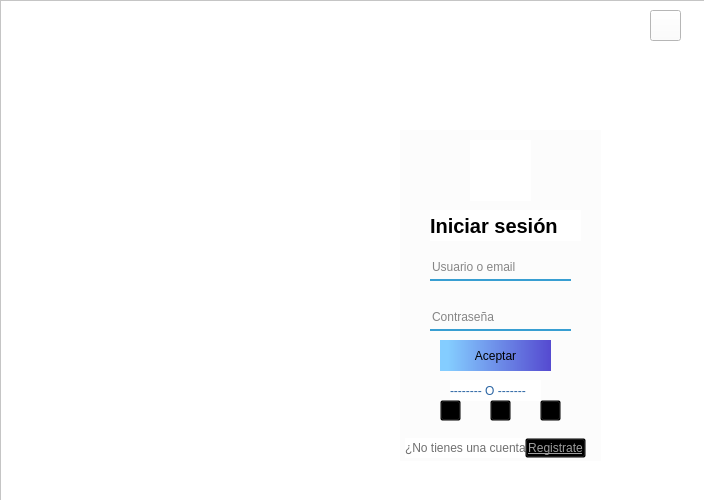
This is src/ui/login.ui in XMoraP/uniconnect as Qt 5 draws it before an edit. The edited form follows.
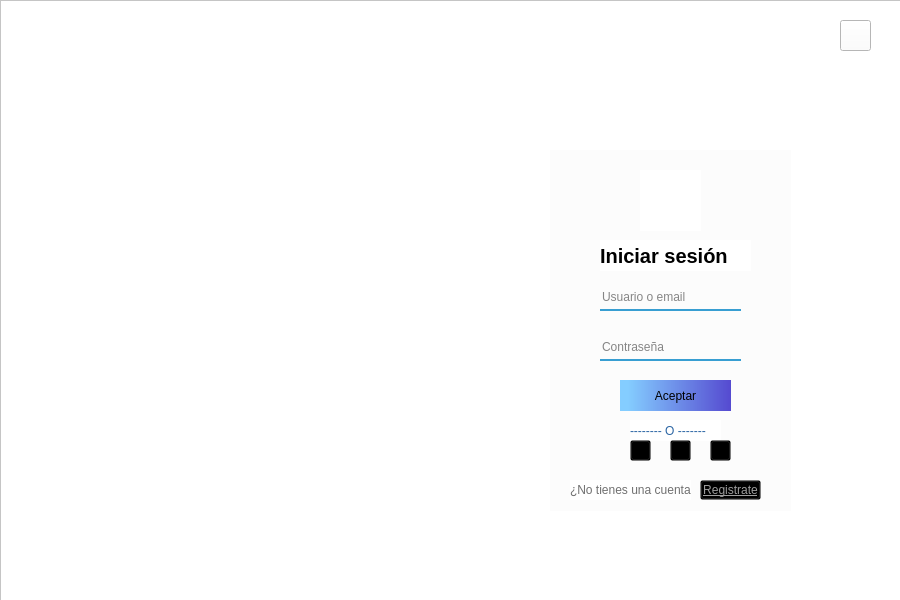
This is the edited form. Icons and pictures are not drawn.

Commit message: Edición de todas las ventanas, ajuste de tamaño y variables

```diff
--- a/src/ui/login.ui
+++ b/src/ui/login.ui
@@ -6,8 +6,8 @@
    <rect>
     <x>0</x>
     <y>0</y>
-    <width>704</width>
-    <height>500</height>
+    <width>900</width>
+    <height>600</height>
    </rect>
   </property>
   <property name="windowTitle">
@@ -21,8 +21,8 @@
     <rect>
      <x>0</x>
      <y>0</y>
-     <width>711</width>
-     <height>501</height>
+     <width>911</width>
+     <height>601</height>
     </rect>
    </property>
    <property name="styleSheet">
@@ -56,8 +56,8 @@
      <rect>
       <x>40</x>
       <y>90</y>
-      <width>621</width>
-      <height>391</height>
+      <width>821</width>
+      <height>481</height>
      </rect>
     </property>
     <property name="styleSheet">
@@ -71,10 +71,10 @@
    <widget class="QLabel" name="subContainerLogin">
     <property name="geometry">
      <rect>
-      <x>400</x>
-      <y>130</y>
-      <width>201</width>
-      <height>331</height>
+      <x>550</x>
+      <y>150</y>
+      <width>241</width>
+      <height>361</height>
      </rect>
     </property>
     <property name="font">
@@ -97,8 +97,8 @@
    <widget class="QLineEdit" name="cajaUsuarioLogin">
     <property name="geometry">
      <rect>
-      <x>430</x>
-      <y>260</y>
+      <x>600</x>
+      <y>290</y>
       <width>141</width>
       <height>21</height>
      </rect>
@@ -119,8 +119,8 @@
      <rect>
       <x>100</x>
       <y>140</y>
-      <width>261</width>
-      <height>221</height>
+      <width>371</width>
+      <height>301</height>
      </rect>
     </property>
     <property name="styleSheet">
@@ -135,8 +135,8 @@
    <widget class="QLineEdit" name="cajaContrasennaLogin">
     <property name="geometry">
      <rect>
-      <x>430</x>
-      <y>310</y>
+      <x>600</x>
+      <y>340</y>
       <width>141</width>
       <height>21</height>
      </rect>
@@ -158,8 +158,8 @@
    <widget class="QLabel" name="textoLogin">
     <property name="geometry">
      <rect>
-      <x>430</x>
-      <y>210</y>
+      <x>600</x>
+      <y>240</y>
       <width>151</width>
       <height>31</height>
      </rect>
@@ -181,8 +181,8 @@
    <widget class="QLabel" name="iconoPersonaLogin">
     <property name="geometry">
      <rect>
-      <x>470</x>
-      <y>140</y>
+      <x>640</x>
+      <y>170</y>
       <width>61</width>
       <height>61</height>
      </rect>
@@ -197,8 +197,8 @@
    <widget class="QPushButton" name="botonAceptarLogin">
     <property name="geometry">
      <rect>
-      <x>440</x>
-      <y>340</y>
+      <x>620</x>
+      <y>380</y>
       <width>111</width>
       <height>31</height>
      </rect>
@@ -242,8 +242,8 @@
    <widget class="QLabel" name="esloganLogin">
     <property name="geometry">
      <rect>
-      <x>80</x>
-      <y>350</y>
+      <x>150</x>
+      <y>450</y>
       <width>311</width>
       <height>16</height>
      </rect>
@@ -260,8 +260,8 @@
    <widget class="QLabel" name="separadorLogin">
     <property name="geometry">
      <rect>
-      <x>450</x>
-      <y>380</y>
+      <x>630</x>
+      <y>420</y>
       <width>91</width>
       <height>21</height>
      </rect>
@@ -277,8 +277,8 @@
    <widget class="QPushButton" name="iconoFBLogin">
     <property name="geometry">
      <rect>
-      <x>440</x>
-      <y>400</y>
+      <x>630</x>
+      <y>440</y>
       <width>21</width>
       <height>21</height>
      </rect>
@@ -294,8 +294,8 @@
    <widget class="QPushButton" name="iconoGoogleLogin">
     <property name="geometry">
      <rect>
-      <x>490</x>
-      <y>400</y>
+      <x>670</x>
+      <y>440</y>
       <width>21</width>
       <height>21</height>
      </rect>
@@ -311,8 +311,8 @@
    <widget class="QPushButton" name="iconoTwitterLogin">
     <property name="geometry">
      <rect>
-      <x>540</x>
-      <y>400</y>
+      <x>710</x>
+      <y>440</y>
       <width>21</width>
       <height>21</height>
      </rect>
@@ -328,8 +328,8 @@
    <widget class="QPushButton" name="iconoVolverAtrasLogin">
     <property name="geometry">
      <rect>
-      <x>650</x>
-      <y>10</y>
+      <x>840</x>
+      <y>20</y>
       <width>31</width>
       <height>31</height>
      </rect>
@@ -358,8 +358,8 @@
    <widget class="QLabel" name="textoEnlaceRegistro">
     <property name="geometry">
      <rect>
-      <x>405</x>
-      <y>438</y>
+      <x>570</x>
+      <y>480</y>
       <width>121</width>
       <height>20</height>
      </rect>
@@ -375,8 +375,8 @@
    <widget class="QPushButton" name="enlaceRegistrate">
     <property name="geometry">
      <rect>
-      <x>525</x>
-      <y>438</y>
+      <x>700</x>
+      <y>480</y>
       <width>61</width>
       <height>20</height>
      </rect>
```
Left out of the diff: 66 changed lines with no effect on the pictures. The commit also changes 6 other files.
